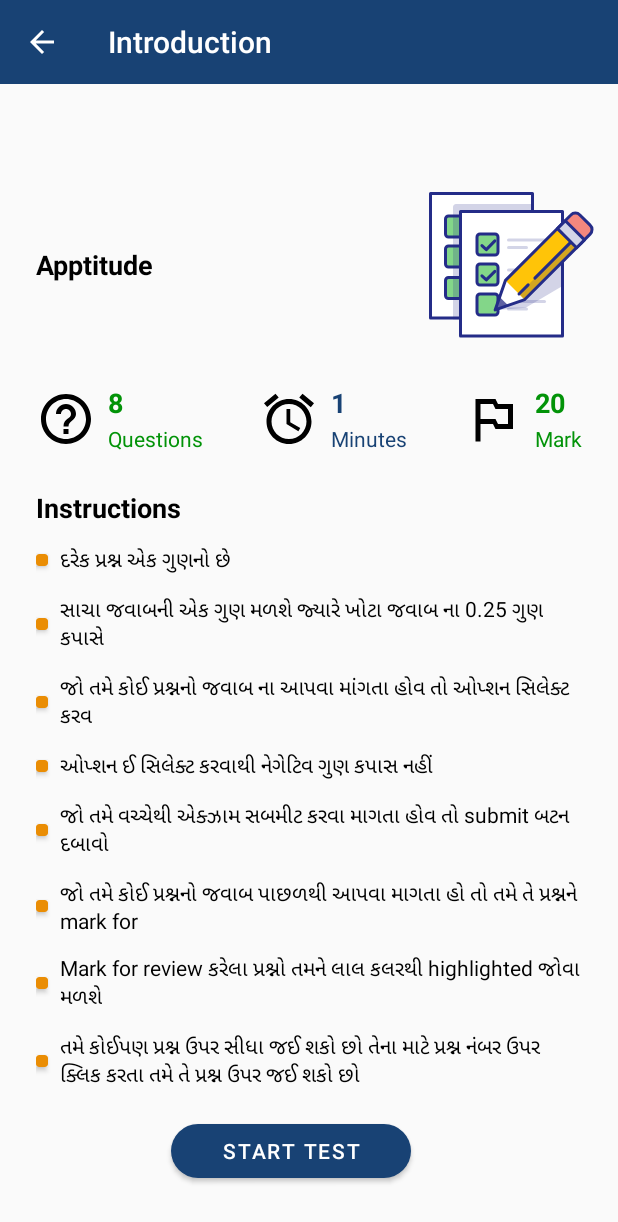
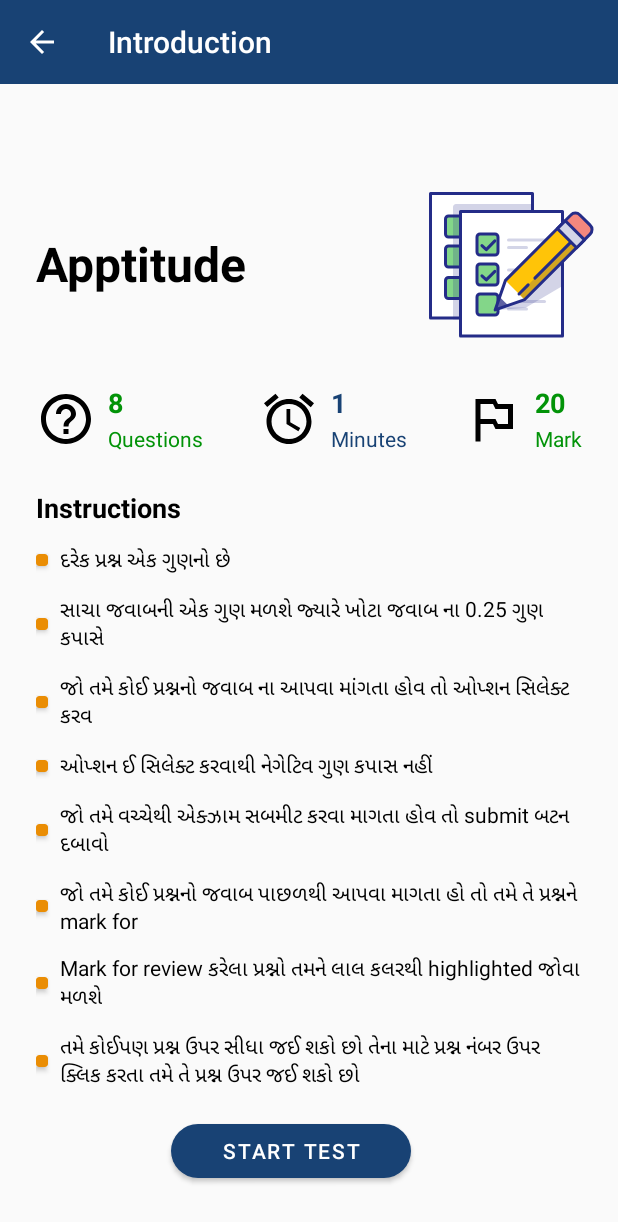
Before and after one commit to siddhantdrk/Quickexamprep, an Android app: the screen it shows after launch (InstructionScreen), on a phone screen of 412 x 824 dp. Shown: the top 1222 px of the screen. Run offline under Robolectric (Android 15) with nearby library versions, the phone set to English and light mode, and no system bars.

Commit message:
update activity_instruction_screen.xml

```diff
--- a/app/src/main/res/layout/activity_instruction_screen.xml
+++ b/app/src/main/res/layout/activity_instruction_screen.xml
@@ -33,15 +33,22 @@
 
             <TextView
                 android:id="@+id/textView"
-                android:layout_width="wrap_content"
-                android:layout_height="wrap_content"
+                android:layout_width="0dp"
+                android:layout_height="0dp"
+                android:layout_marginVertical="12dp"
+                android:layout_marginEnd="16dp"
+                android:layout_marginRight="16dp"
+                android:autoSizeMaxTextSize="32sp"
+                android:autoSizeMinTextSize="16sp"
+                android:autoSizeTextType="uniform"
+                android:gravity="center_vertical"
                 android:layout_marginStart="24dp"
                 android:layout_marginLeft="24dp"
                 android:text="Apptitude"
-                android:textAppearance="@style/TextAppearance.AppCompat.Medium"
                 android:textColor="@color/black"
                 android:textStyle="bold"
                 app:layout_constraintBottom_toBottomOf="@+id/imageView"
+                app:layout_constraintEnd_toStartOf="@+id/imageView"
                 app:layout_constraintStart_toStartOf="parent"
                 app:layout_constraintTop_toTopOf="@+id/imageView" />
 
```
